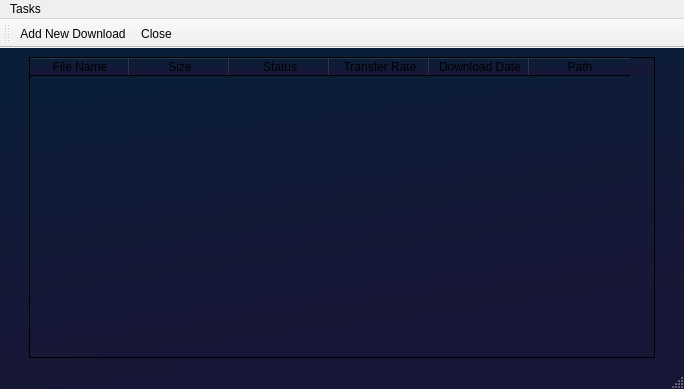
The window that qdman.ui (Yovsky/Quantum) describes before a commit, drawn with Qt 5.
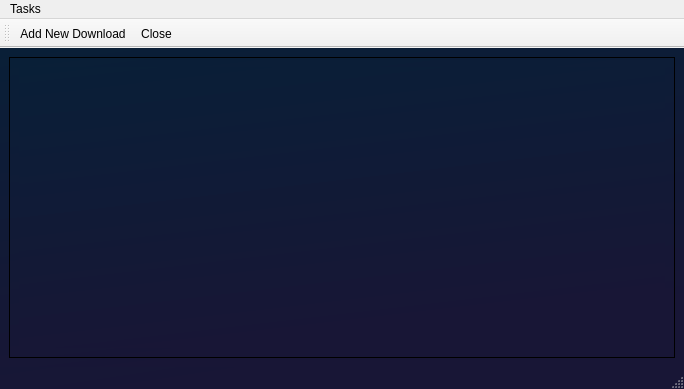
The same window after the commit. Icons and pictures are not drawn.

Commit message: feat: add download card structure

Diff of the .ui file:
```diff
--- a/qdman.ui
+++ b/qdman.ui
@@ -29,48 +29,31 @@
    </property>
    <layout class="QGridLayout" name="gridLayout">
     <item row="0" column="0">
-     <widget class="QTableWidget" name="tableWidget">
-      <property name="maximumSize">
-       <size>
-        <width>626</width>
-        <height>328</height>
-       </size>
+     <widget class="QScrollArea" name="scrollArea">
+      <property name="widgetResizable">
+       <bool>true</bool>
       </property>
-      <property name="styleSheet">
-       <string notr="true">QWidget {
-background: qlineargradient(spread:pad, x1:0, y1:0, x2:0.27, y2:1, stop:0 rgba(9, 31, 55, 255), stop:1 rgba(24, 22, 54, 255))
-}</string>
-      </property>
-      <column>
-       <property name="text">
-        <string>File Name</string>
+      <widget class="QWidget" name="scrollAreaWidgetContents">
+       <property name="geometry">
+        <rect>
+         <x>0</x>
+         <y>0</y>
+         <width>664</width>
+         <height>287</height>
+        </rect>
        </property>
-      </column>
-      <column>
-       <property name="text">
-        <string>Size</string>
-       </property>
-      </column>
-      <column>
-       <property name="text">
-        <string>Status</string>
-       </property>
-      </column>
-      <column>
-       <property name="text">
-        <string>Transfer Rate</string>
-       </property>
-      </column>
-      <column>
-       <property name="text">
-        <string>Download Date</string>
-       </property>
-      </column>
-      <column>
-       <property name="text">
-        <string>Path</string>
-       </property>
-      </column>
+       <layout class="QGridLayout" name="gridLayout_2">
+        <item row="0" column="0">
+         <widget class="QWidget" name="downloadsContainer" native="true">
+          <layout class="QGridLayout" name="gridLayout_3">
+           <item row="0" column="0">
+            <layout class="QVBoxLayout" name="downloadsLayout"/>
+           </item>
+          </layout>
+         </widget>
+        </item>
+       </layout>
+      </widget>
      </widget>
     </item>
    </layout>
```
The commit also changes 5 other files.
